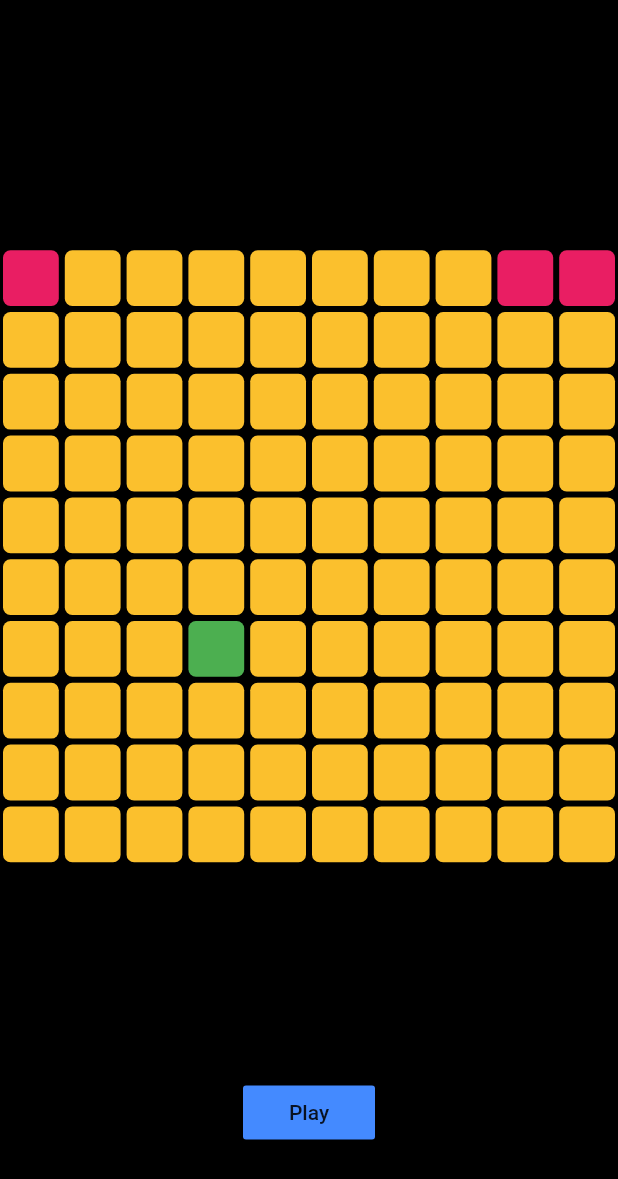
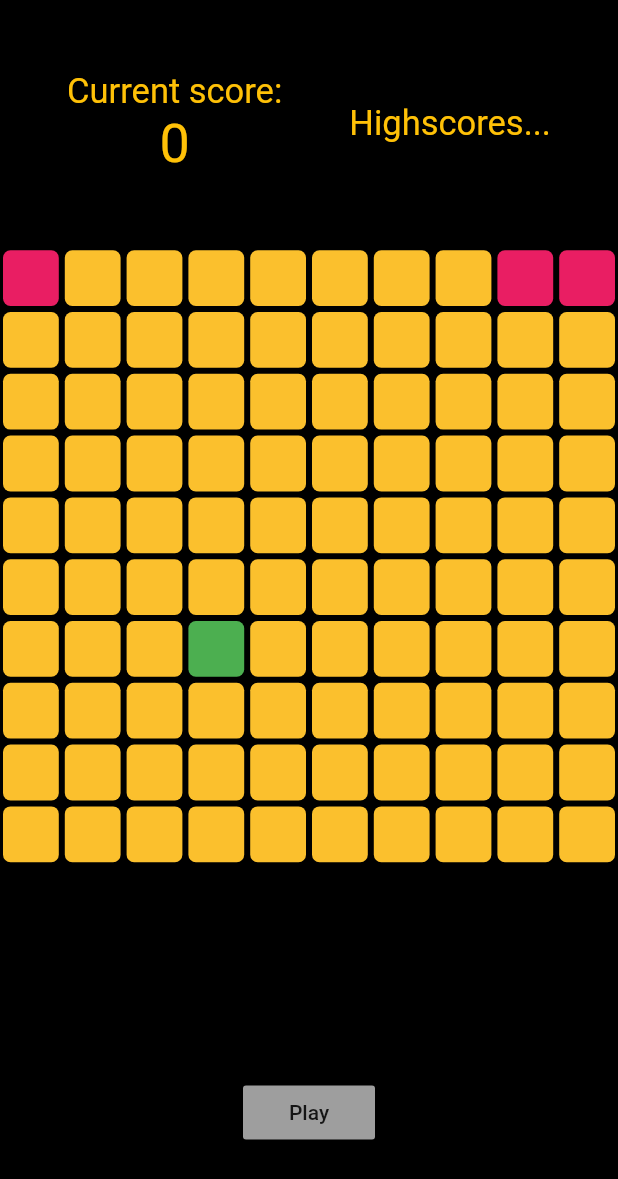
Before and after one commit to ayekaunic/Asteen-ka-Sanp, a Flutter app: the screen it shows after launch, after a tap on "Play", on a phone screen of 412 x 824 dp. Shown: the top 1179 px of the screen. Run offline on Flutter 3.47's test engine with Material 2 defaults, Android fonts, the phone set to English and light mode, and no system bars.

Commit message:
current score.

```diff
--- a/asteen_ka_sanp/lib/screens/homepage.dart
+++ b/asteen_ka_sanp/lib/screens/homepage.dart
@@ -13,24 +13,31 @@ class HomePage extends StatefulWidget {
   State<HomePage> createState() => _HomePageState();
 }
 
-enum snakeDirection { UP, DOWN, LEFT, RIGHT }
+enum SnakeDirection { up, down, left, right }
 
 class _HomePageState extends State<HomePage> {
   // grid dimensions
   int rows = 10;
   int area = 100;
 
+  // game started
+  bool gameHasStarted = false;
+
+  // user score
+  int currentScore = 0;
+
   // snake position
   List<int> snakePosition = [0, 1, 2];
 
   // snake direction (initially right)
-  var currentDirection = snakeDirection.RIGHT;
+  var currentDirection = SnakeDirection.right;
 
   // food position
   int foodPosition = 63;
 
   // start game method
   void startGame() {
+    gameHasStarted = true;
     Timer.periodic(const Duration(milliseconds: 135), (timer) {
       setState(() {
         // keep the snake moving
@@ -41,10 +48,32 @@ class _HomePageState extends State<HomePage> {
           timer.cancel();
           // show game over dialogue to user
           showDialog(
+            barrierDismissible: false,
             context: context,
             builder: (context) {
-              return const AlertDialog(
-                title: Text('Game over'),
+              return AlertDialog(
+                title: const Text('Game over'),
+                content: Column(
+                  children: [
+                    Text('Your score is: $currentScore'),
+                    const TextField(
+                      decoration: InputDecoration(
+                        hintText: 'Enter username',
+                      ),
+                    ),
+                  ],
+                ),
+                actions: [
+                  MaterialButton(
+                    onPressed: () {
+                      Navigator.pop(context);
+                      submitScore();
+                      newGame();
+                    },
+                    color: Colors.pink,
+                    child: const Text('Submit'),
+                  )
+                ],
               );
             },
           );
@@ -53,8 +82,24 @@ class _HomePageState extends State<HomePage> {
     });
   }
 
+  // submit score method
+  void submitScore() {}
+
+  // new game method
+  void newGame() {
+    setState(() {
+      // reset game
+      gameHasStarted = false;
+      currentScore = 0;
+      snakePosition = [0, 1, 2];
+      currentDirection = SnakeDirection.right;
+      foodPosition = 63;
+    });
+  }
+
   // eat food method
   void eatFood() {
+    currentScore++;
     // new food shouldn't be where snake is
     while (snakePosition.contains(foodPosition)) {
       foodPosition = Random().nextInt(area);
@@ -65,7 +110,7 @@ class _HomePageState extends State<HomePage> {
   void moveSnake() {
     // add new head
     switch (currentDirection) {
-      case snakeDirection.RIGHT:
+      case SnakeDirection.right:
         // if at wall re-adjust
         if (snakePosition.last % rows == 9) {
           snakePosition.add(snakePosition.last + 1 - rows);
@@ -73,7 +118,7 @@ class _HomePageState extends State<HomePage> {
           snakePosition.add(snakePosition.last + 1);
         }
         break;
-      case snakeDirection.LEFT:
+      case SnakeDirection.left:
         // if at wall re-adjust
         if (snakePosition.last % rows == 0) {
           snakePosition.add(snakePosition.last - 1 + rows);
@@ -81,7 +126,7 @@ class _HomePageState extends State<HomePage> {
           snakePosition.add(snakePosition.last - 1);
         }
         break;
-      case snakeDirection.UP:
+      case SnakeDirection.up:
         // if at wall re-adjust
         if (snakePosition.last < rows) {
           snakePosition.add(snakePosition.last - rows + area);
@@ -89,7 +134,7 @@ class _HomePageState extends State<HomePage> {
           snakePosition.add(snakePosition.last - rows);
         }
         break;
-      case snakeDirection.DOWN:
+      case SnakeDirection.down:
         // if at wall re-adjust
         if (snakePosition.last > area - rows) {
           snakePosition.add(snakePosition.last + rows - area);
@@ -131,7 +176,40 @@ class _HomePageState extends State<HomePage> {
         children: [
           // high scores
           Expanded(
-            child: Container(),
+            child: Row(
+              mainAxisAlignment: MainAxisAlignment.spaceEvenly,
+              children: [
+                // user current score
+                Column(
+                  mainAxisAlignment: MainAxisAlignment.center,
+                  children: [
+                    const Text(
+                      'Current score:',
+                      style: TextStyle(
+                        fontSize: 23,
+                        color: Colors.amber,
+                      ),
+                    ),
+                    Text(
+                      currentScore.toString(),
+                      style: const TextStyle(
+                        fontSize: 36,
+                        color: Colors.amber,
+                      ),
+                    ),
+                  ],
+                ),
+
+                // highscores
+                const Text(
+                  'Highscores...',
+                  style: TextStyle(
+                    fontSize: 23,
+                    color: Colors.amber,
+                  ),
+                ),
+              ],
+            ),
           ),
 
           // game grid
@@ -140,20 +218,20 @@ class _HomePageState extends State<HomePage> {
             child: GestureDetector(
               onVerticalDragUpdate: (details) {
                 if (details.delta.dy > 0 &&
-                    currentDirection != snakeDirection.UP) {
-                  currentDirection = snakeDirection.DOWN;
+                    currentDirection != SnakeDirection.up) {
+                  currentDirection = SnakeDirection.down;
                 } else if (details.delta.dy < 0 &&
-                    currentDirection != snakeDirection.DOWN) {
-                  currentDirection = snakeDirection.UP;
+                    currentDirection != SnakeDirection.down) {
+                  currentDirection = SnakeDirection.up;
                 }
               },
               onHorizontalDragUpdate: (details) {
                 if (details.delta.dx > 0 &&
-                    currentDirection != snakeDirection.LEFT) {
-                  currentDirection = snakeDirection.RIGHT;
+                    currentDirection != SnakeDirection.left) {
+                  currentDirection = SnakeDirection.right;
                 } else if (details.delta.dx < 0 &&
-                    currentDirection != snakeDirection.RIGHT) {
-                  currentDirection = snakeDirection.LEFT;
+                    currentDirection != SnakeDirection.right) {
+                  currentDirection = SnakeDirection.left;
                 }
               },
               child: GridView.builder(
@@ -179,8 +257,8 @@ class _HomePageState extends State<HomePage> {
             child: Container(
               child: Center(
                 child: MaterialButton(
-                  onPressed: startGame,
-                  color: Colors.blueAccent,
+                  onPressed: gameHasStarted ? () {} : startGame,
+                  color: gameHasStarted ? Colors.grey : Colors.blueAccent,
                   child: const Text("Play"),
                 ),
               ),
```
